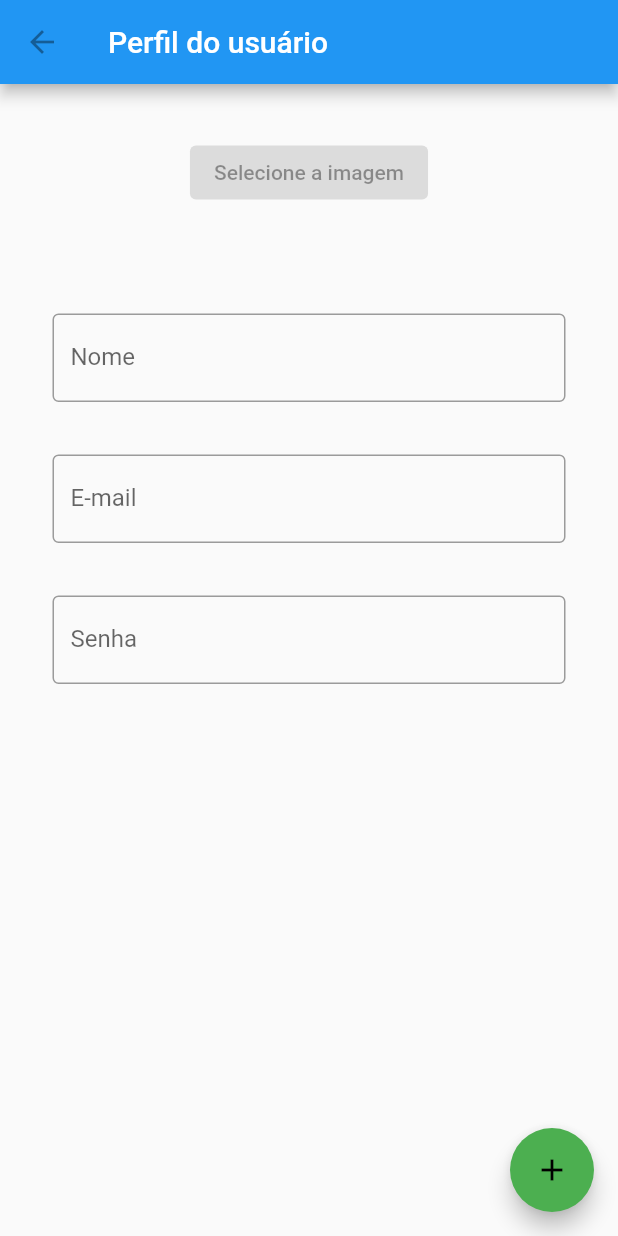
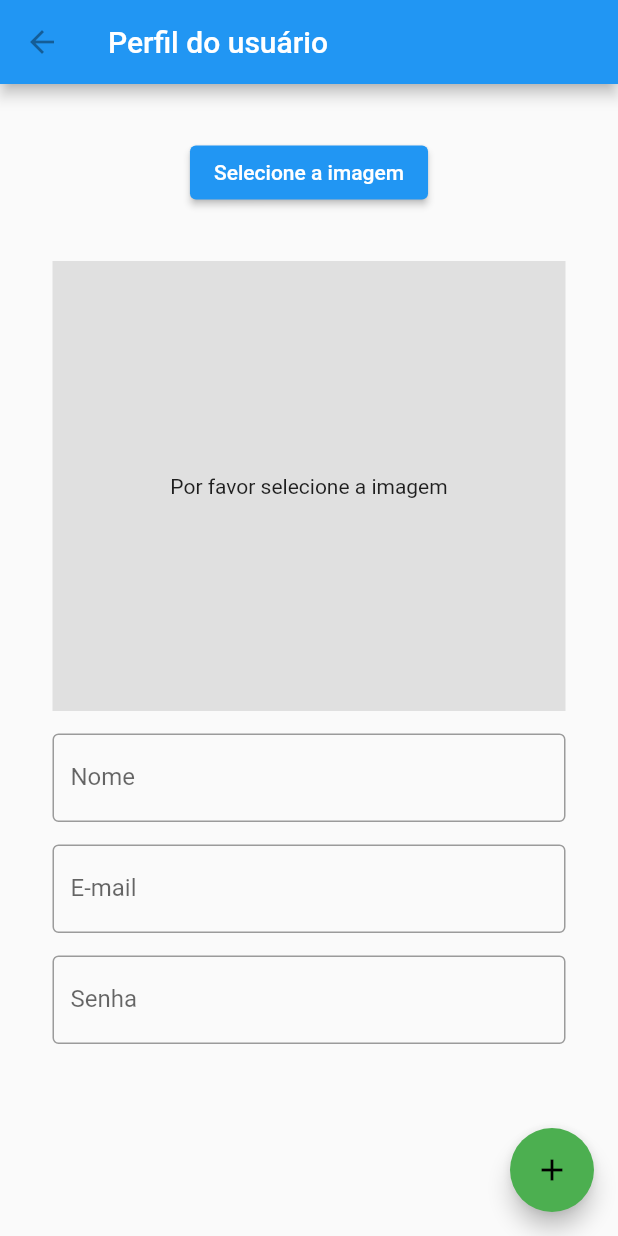
Before and after one commit to matheusbutkoski/appGerenciadorSenhas, a Flutter app: the screen it shows after launch, after a tap on "Cadastre aqui", on a phone screen of 412 x 824 dp. Run offline on Flutter 3.47's test engine with Material 2 defaults, Android fonts, the phone set to English and light mode, and no system bars; our stand-ins replace image_picker, sqflite; missing offline and left inert: flutter_email_sender; accounts and stored records are empty; network calls fail.

Commit message:
correcoes e mudança no menu

```diff
--- a/lib/cadsenhas.dart
+++ b/lib/cadsenhas.dart
@@ -1,6 +1,6 @@
 import 'package:flutter/material.dart';
 import 'package:gerenciadorsenhas/listaSenhas.dart';
-import 'Data/Senha/senha_entity.dart';
+
 import 'Data/Senha/senha_sqlite_datasource.dart';
 
 class cadsenhas extends StatefulWidget {
--- a/lib/listaSenhas.dart
+++ b/lib/listaSenhas.dart
@@ -9,7 +9,7 @@ class listaSenhas extends StatelessWidget {
     return MaterialApp(
       title: "Lista de senhas",
       theme: ThemeData(
-        primarySwatch: Colors.red,
+        primarySwatch: Colors.lightBlue,
       ),
       home: MyHomePage(),
     );
@@ -43,7 +43,7 @@ class _MyHomePageState extends State<MyHomePage> {
             },
             child: Text(
               "Excluir todos",
-              style: TextStyle(color: Colors.yellow),
+              style: TextStyle(color: Colors.black),
             ),
           )
         ],
--- a/lib/main.dart
+++ b/lib/main.dart
@@ -4,7 +4,7 @@ import 'package:flutter/material.dart';
 import 'package:gerenciadorsenhas/Data/Perfil/perfil_sqlite_datasource.dart';
 import 'package:gerenciadorsenhas/home.dart';
 import 'package:gerenciadorsenhas/perfil.dart';
-import 'menuprincipal.dart';
+
 import 'recuperarsenha.dart';
 
 void main() {
@@ -16,7 +16,7 @@ class MyApp extends StatelessWidget {
   Widget build(BuildContext context) {
     return MaterialApp(
       home: Scaffold(
-        appBar: AppBar(title: const Text('Login')),
+        appBar: AppBar(title: const Text('Login'), backgroundColor: const Color.fromARGB(255, 5, 43, 75),),
         body: _Login(),
       ),
     );
@@ -36,9 +36,9 @@ class _Login extends StatelessWidget {
                 alignment: Alignment.center,
                 padding: const EdgeInsets.all(10),
                 child: const Text(
-                  'Tela de Login app',
+                  'Tela de Login',
                   style: TextStyle(
-                      color: Colors.blue,
+                      color: const Color.fromARGB(255, 5, 43, 75),
                       fontWeight: FontWeight.w500,
                       fontSize: 30),
                 )),
@@ -90,6 +90,7 @@ class _Login extends StatelessWidget {
                 height: 50,
                 padding: const EdgeInsets.fromLTRB(10, 0, 10, 0),
                 child: ElevatedButton(
+                    style: ElevatedButton.styleFrom(backgroundColor: const Color.fromARGB(255, 5, 43, 75)),
                     child: const Text('Login'),
                     onPressed: () async {
                       if (await perfilSQLiteDatasource()
--- a/lib/perfil.dart
+++ b/lib/perfil.dart
@@ -1,6 +1,11 @@
 // main.dart
+import 'dart:io';
+
 import 'package:flutter/material.dart';
-import 'Data/Perfil/perfil_Entity.dart';
+import 'package:gerenciadorsenhas/home.dart';
+import 'package:gerenciadorsenhas/listaCartao.dart';
+import 'package:image_picker/image_picker.dart';
+
 import 'Data/Perfil/perfil_sqlite_datasource.dart';
 import 'main.dart';
 
@@ -24,18 +29,18 @@ class HomePage extends StatefulWidget {
 }
 
 class _HomePageState extends State<HomePage> {
-//  File? _image;
-  // final _picker = ImagePicker();
+ File? _image;
+   final _picker = ImagePicker();
 
-//  Future<void> _openImagePicker() async {
-//    final XFile? pickedImage =
-//        await _picker.pickImage(source: ImageSource.gallery);
-//    if (pickedImage != null) {
-//      setState(() {
-//        _image = File(pickedImage.path);
-//      });
-//    }
-//  }
+  Future<void> _openImagePicker() async {
+    final XFile? pickedImage =
+        await _picker.pickImage(source: ImageSource.gallery);
+    if (pickedImage != null) {
+      setState(() {
+        _image = File(pickedImage.path);
+      });
+    }
+  }
   String _nome = '';
   String _email = '';
   String _senha = '';
@@ -57,27 +62,27 @@ class _HomePageState extends State<HomePage> {
           child: Column(children: [
             Center(
               child: ElevatedButton(
-                onPressed: null, //print('_openImagePicker'),
+                onPressed: _openImagePicker,
                 child: const Text('Selecione a imagem'),
               ),
             ),
             const SizedBox(height: 35),
-            // Container(
-            //   alignment: Alignment.center,
-            //   width: double.infinity,
-            //   height: 300,
-            //   color: Colors.grey[300],
-            //   child: _image != null
-            //       ? Image.file(_image!, fit: BoxFit.cover)
-            //       : const Text('Por favor selecione a imagem'),
-            //),
-            const SizedBox(height: 35),
+             Container(
+               alignment: Alignment.center,
+               width: double.infinity,
+               height: 300,
+               color: Colors.grey[300],
+               child: _image != null
+                   ? Image.file(_image!, fit: BoxFit.cover)
+                   : const Text('Por favor selecione a imagem'),
+            ),
+            const SizedBox(height: 15),
             nome(),
-            const SizedBox(height: 35),
+            const SizedBox(height: 15),
             email(),
-            const SizedBox(height: 35),
+            const SizedBox(height: 15),
             senha(),
-            const SizedBox(height: 35),
+            const SizedBox(height: 15),
             //salvar(_nome, _email, _senha),
           ]),
         ),
```
Also changed, not shown: lib/listaCartao.dart (+2 -5 lines), lib/menuprincipal.dart (+53 -9 lines).
